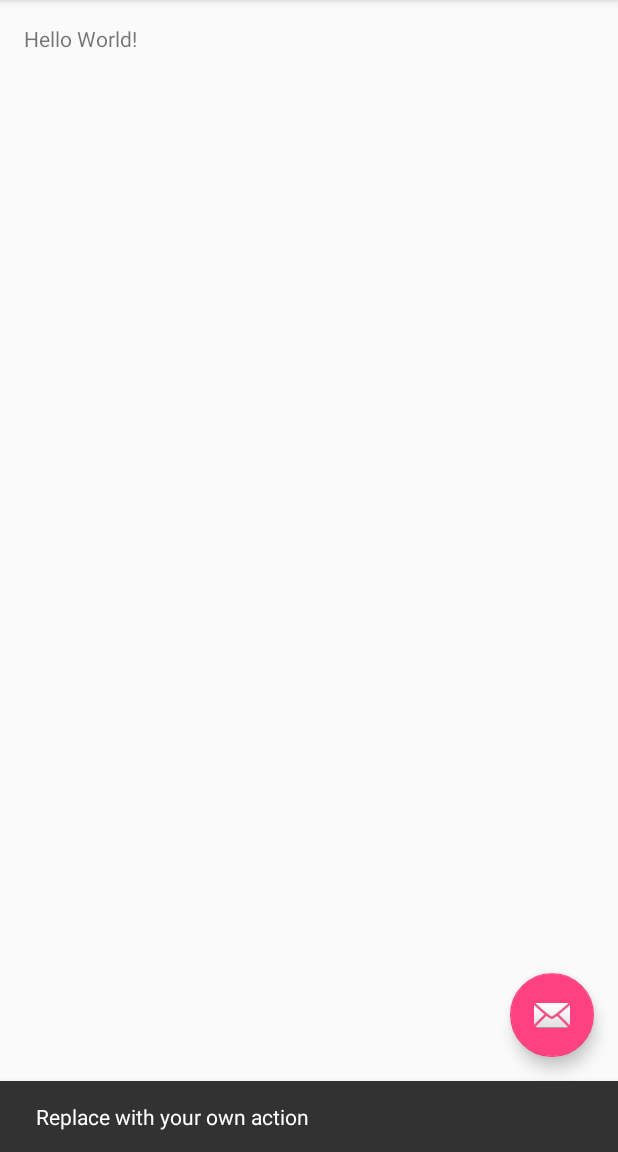
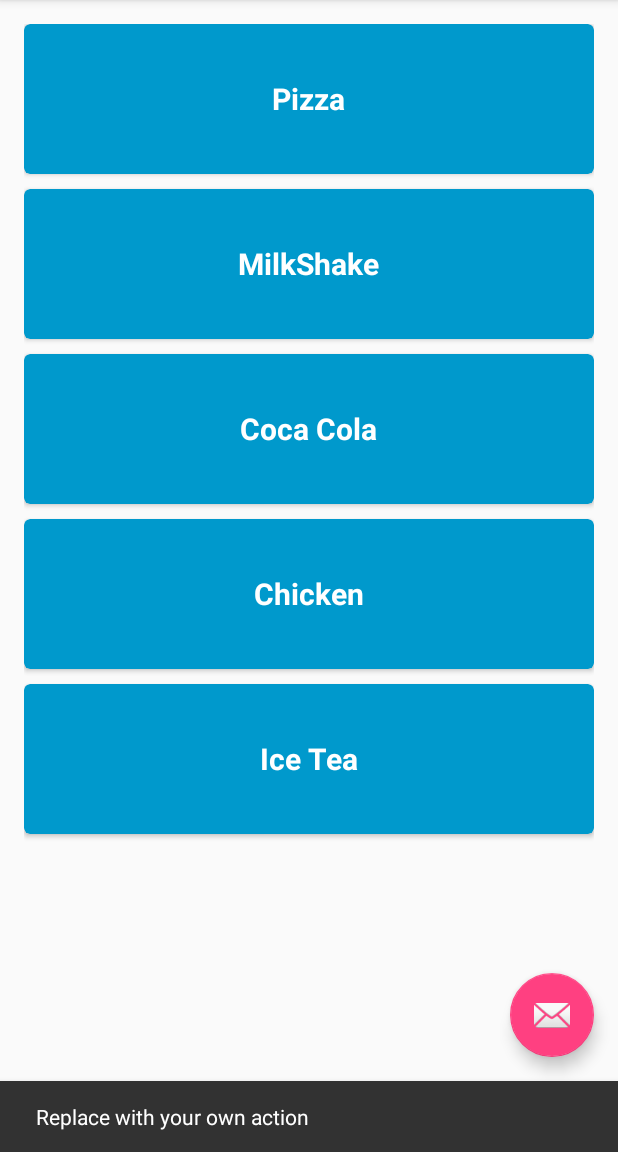
Before and after one commit to emanueltns/producerconsumer, an Android app: the screen it shows after launch (MainActivity), after a tap on an icon or button, on a phone screen of 412 x 824 dp, the part 84-1236 px from its top. Run offline under Robolectric (Android 15) with nearby library versions, the phone set to English and light mode, and no system bars.

Commit message:
adds card view and recycler view

```diff
--- a/ProducerConsumer/app/build.gradle
+++ b/ProducerConsumer/app/build.gradle
@@ -25,6 +25,8 @@ dependencies {
         exclude group: 'com.android.support', module: 'support-annotations'
     })
     compile 'com.android.support:appcompat-v7:24.2.1'
+    compile 'com.android.support:cardview-v7:24.2.1'
+    compile 'com.android.support:recyclerview-v7:24.2.1'
     compile 'com.android.support:design:24.2.1'
     testCompile 'junit:junit:4.12'
 }
--- a/ProducerConsumer/app/src/main/java/devforfun/com/producerconsumer/MainActivity.java
+++ b/ProducerConsumer/app/src/main/java/devforfun/com/producerconsumer/MainActivity.java
@@ -4,12 +4,22 @@ import android.os.Bundle;
 import android.support.design.widget.FloatingActionButton;
 import android.support.design.widget.Snackbar;
 import android.support.v7.app.AppCompatActivity;
+import android.support.v7.widget.LinearLayoutManager;
+import android.support.v7.widget.RecyclerView;
 import android.support.v7.widget.Toolbar;
 import android.view.View;
 import android.view.Menu;
 import android.view.MenuItem;
+import android.widget.ListView;
+
+import java.util.ArrayList;
+import java.util.List;
 
 public class MainActivity extends AppCompatActivity {
+
+    private RecyclerView recyclerView;
+    private MainAdapter mainAdapter;
+    private List<String> items;
 
     @Override
     protected void onCreate(Bundle savedInstanceState) {
@@ -26,6 +36,23 @@ public class MainActivity extends AppCompatActivity {
                         .setAction("Action", null).show();
             }
         });
+
+        setUpViews();
+    }
+
+    private void setUpViews() {
+        recyclerView = (RecyclerView) findViewById(R.id.list_view);
+        items = new ArrayList<>(5);
+        items.add("Pizza");
+        items.add("MilkShake");
+        items.add("Coca Cola");
+        items.add("Chicken");
+        items.add("Ice Tea");
+
+        mainAdapter = new MainAdapter(this, items);
+        recyclerView.setAdapter(mainAdapter);
+
+        recyclerView.setLayoutManager(new LinearLayoutManager(this));
     }
 
     @Override
--- /dev/null
+++ b/ProducerConsumer/app/src/main/java/devforfun/com/producerconsumer/MainAdapter.java
@@ -0,0 +1,53 @@
+package devforfun.com.producerconsumer;
+
+import android.content.Context;
+import android.support.v7.widget.CardView;
+import android.support.v7.widget.RecyclerView;
+import android.view.LayoutInflater;
+import android.view.View;
+import android.view.ViewGroup;
+import android.widget.BaseAdapter;
+import android.widget.TextView;
+
+import java.util.Collections;
+import java.util.List;
+
+/**
+ * @author emanueltanasa Date: 10/31/16.
+ */
+
+public class MainAdapter extends RecyclerView.Adapter<MainAdapter.ViewHolder> {
+
+    private List<String> items;
+    private Context context;
+
+    public static class ViewHolder extends RecyclerView.ViewHolder {
+        public TextView textView;
+
+        public ViewHolder(CardView itemView) {
+            super(itemView);
+            textView = (TextView) itemView.findViewById(R.id.product_tv);
+        }
+    }
+
+    public MainAdapter(Context context, List<String> list) {
+        this.items = list;
+        this.context = context;
+    }
+
+    @Override
+    public ViewHolder onCreateViewHolder(ViewGroup parent, int viewType) {
+        CardView v = (CardView) LayoutInflater.from(context).inflate(R.layout.list_item_view, parent, false);
+        return new ViewHolder(v);
+    }
+
+    @Override
+    public void onBindViewHolder(ViewHolder holder, int position) {
+        holder.textView.setText(items.get(position));
+    }
+
+    @Override
+    public int getItemCount() {
+        return items.size();
+    }
+}
--- a/ProducerConsumer/app/src/main/res/layout/content_main.xml
+++ b/ProducerConsumer/app/src/main/res/layout/content_main.xml
@@ -13,8 +13,9 @@
     tools:context="devforfun.com.producerconsumer.MainActivity"
     tools:showIn="@layout/activity_main">
 
-    <TextView
-        android:layout_width="wrap_content"
-        android:layout_height="wrap_content"
-        android:text="Hello World!" />
+    <android.support.v7.widget.RecyclerView
+        android:id="@+id/list_view"
+        android:layout_width="match_parent"
+        android:layout_height="match_parent"
+        />
 </RelativeLayout>
--- /dev/null
+++ b/ProducerConsumer/app/src/main/res/layout/list_item_view.xml
@@ -0,0 +1,24 @@
+<?xml version="1.0" encoding="utf-8"?>
+<android.support.v7.widget.CardView xmlns:android="http://schemas.android.com/apk/res/android"
+    xmlns:app="http://schemas.android.com/apk/res-auto"
+    android:orientation="vertical"
+    android:layout_width="match_parent"
+    android:layout_height="100dp"
+    app:cardCornerRadius="4dp"
+    app:cardBackgroundColor="@android:color/holo_blue_dark"
+    app:cardElevation="2dp"
+    android:layout_marginBottom="10dp"
+    >
+
+    <TextView
+        android:id="@+id/product_tv"
+        android:layout_width="wrap_content"
+        android:layout_height="wrap_content"
+        android:text="@string/default_text"
+        android:textSize="20sp"
+        android:textStyle="bold"
+        android:textColor="@android:color/white"
+        android:layout_gravity="center_vertical|center_horizontal"
+        />
+
+</android.support.v7.widget.CardView>
--- a/ProducerConsumer/app/src/main/res/values/strings.xml
+++ b/ProducerConsumer/app/src/main/res/values/strings.xml
@@ -1,4 +1,5 @@
 <resources>
     <string name="app_name">ProducerConsumer</string>
     <string name="action_settings">Settings</string>
+    <string name="default_text">Default Text</string>
 </resources>
```
